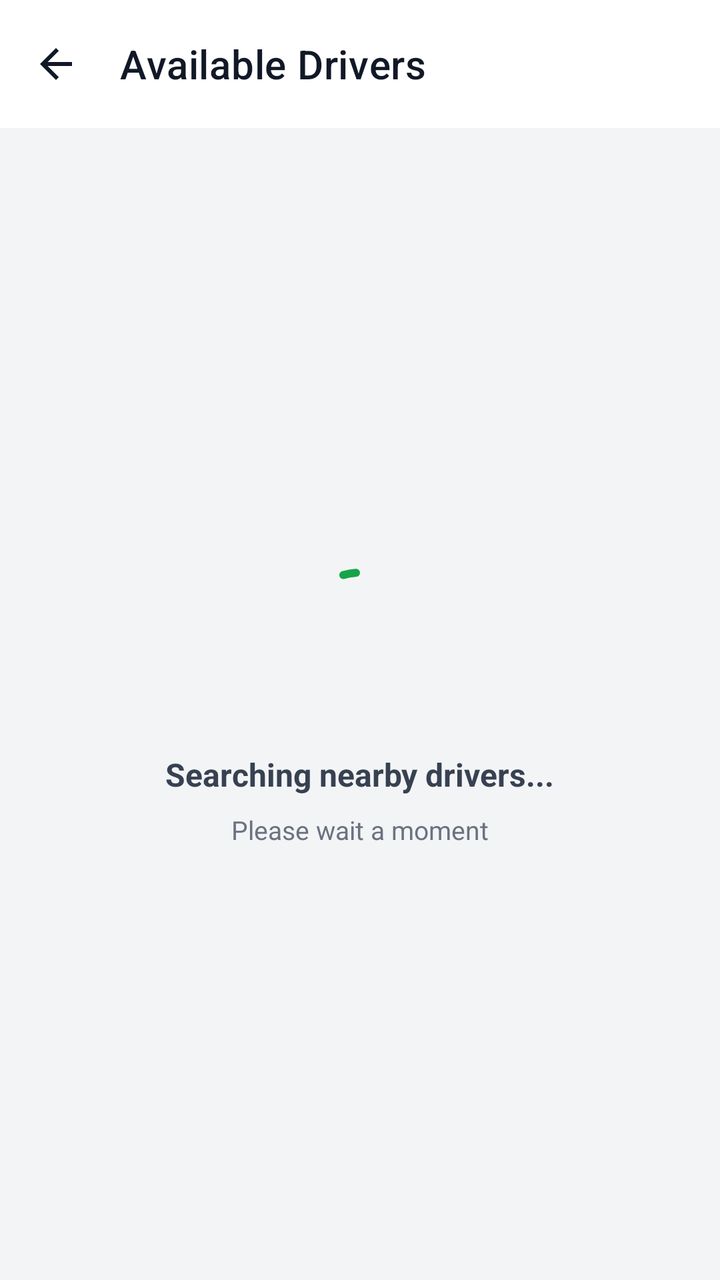
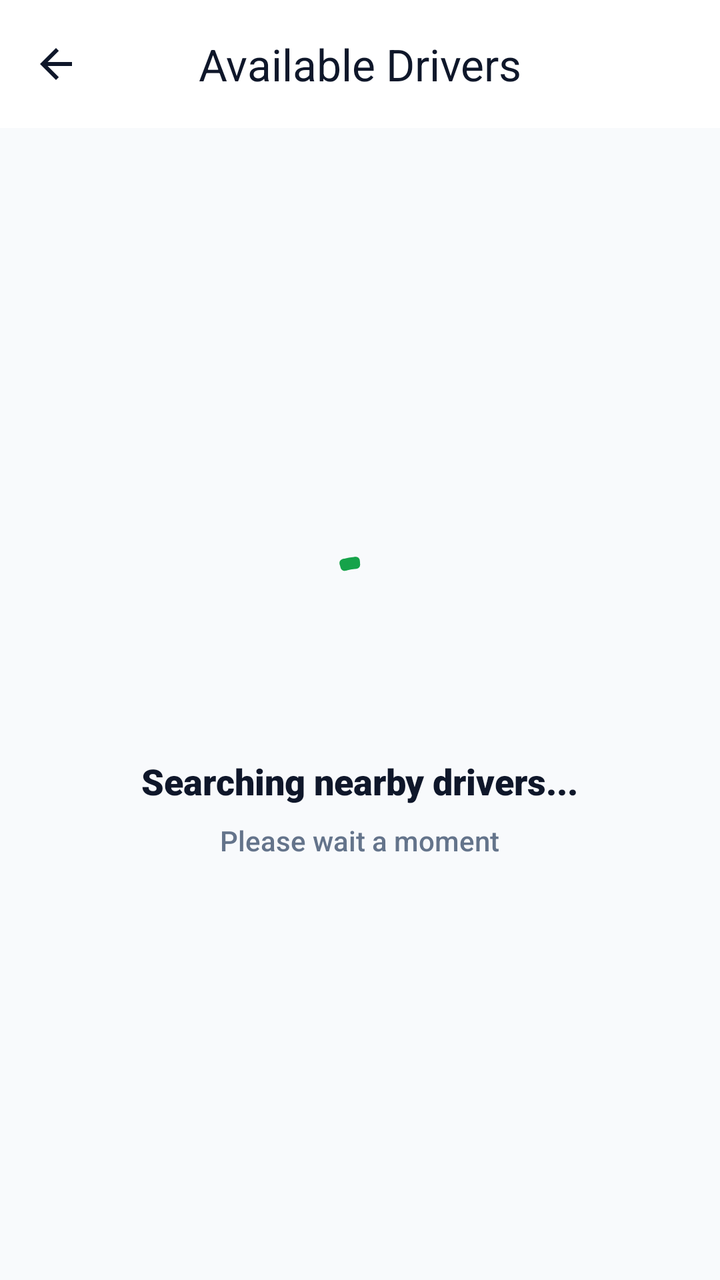

The first picture is an Android layout as it rendered before a commit; the second is the same layout after the commit. The layout source and the unified diff follow.
<!-- AndroidManifest.xml: application theme Theme.GoRide -->
<!-- res/layout/fragment_driver_selection.xml -->
<?xml version="1.0" encoding="utf-8"?>
<androidx.constraintlayout.widget.ConstraintLayout xmlns:android="http://schemas.android.com/apk/res/android"
    xmlns:app="http://schemas.android.com/apk/res-auto"
    android:layout_width="match_parent"
    android:layout_height="match_parent"
    android:background="@color/gray_100">

    
    <com.google.android.material.appbar.MaterialToolbar
        android:id="@+id/toolbar"
        android:layout_width="0dp"
        android:layout_height="64dp"
        android:background="@color/white"
        android:elevation="4dp"
        app:layout_constraintEnd_toEndOf="parent"
        app:layout_constraintStart_toStartOf="parent"
        app:layout_constraintTop_toTopOf="parent"
        app:navigationIcon="@drawable/ic_arrow_back"
        app:navigationIconTint="@color/gray_900"
        app:title="Available Drivers"
        app:titleTextColor="@color/gray_900"
        app:titleTextAppearance="@style/TextAppearance.MaterialComponents.Headline6" />

    
    <LinearLayout
        android:id="@+id/llSearching"
        android:layout_width="0dp"
        android:layout_height="0dp"
        android:gravity="center"
        android:orientation="vertical"
        android:visibility="visible"
        app:layout_constraintBottom_toBottomOf="parent"
        app:layout_constraintEnd_toEndOf="parent"
        app:layout_constraintStart_toStartOf="parent"
        app:layout_constraintTop_toBottomOf="@id/toolbar">

        <com.google.android.material.progressindicator.CircularProgressIndicator
            android:layout_width="64dp"
            android:layout_height="64dp"
            android:indeterminate="true"
            app:indicatorColor="@color/primary"
            app:indicatorSize="64dp"
            app:trackColor="@color/gray_200"
            app:trackThickness="4dp" />

        <TextView
            android:layout_width="wrap_content"
            android:layout_height="wrap_content"
            android:layout_marginTop="24dp"
            android:text="Searching nearby drivers..."
            android:textColor="@color/gray_700"
            android:textSize="16sp"
            android:textStyle="bold" />

        <TextView
            android:layout_width="wrap_content"
            android:layout_height="wrap_content"
            android:layout_marginTop="8dp"
            android:text="Please wait a moment"
            android:textColor="@color/gray_500"
            android:textSize="13sp" />

    </LinearLayout>

    
    <androidx.recyclerview.widget.RecyclerView
        android:id="@+id/rvDrivers"
        android:layout_width="0dp"
        android:layout_height="0dp"
        android:clipToPadding="false"
        android:paddingTop="8dp"
        android:paddingBottom="16dp"
        android:scrollbars="none"
        android:visibility="gone"
        app:layout_constraintBottom_toBottomOf="parent"
        app:layout_constraintEnd_toEndOf="parent"
        app:layout_constraintStart_toStartOf="parent"
        app:layout_constraintTop_toBottomOf="@id/toolbar" />

</androidx.constraintlayout.widget.ConstraintLayout>
<!-- resources referenced by this layout -->
<resources>
  <color name="gray_100">#F3F4F6</color>
  <color name="gray_200">#E5E7EB</color>
  <color name="gray_500">#6B7280</color>
  <color name="gray_700">#374151</color>
  <color name="gray_900">#111827</color>
  <color name="primary">#16A34A</color>
  <color name="white">#FFFFFFFF</color>
  <style name="Theme.GoRide" parent="Theme.Material3.DayNight.NoActionBar">
          
          <item name="colorPrimary">@color/primary</item>
          <item name="colorPrimaryVariant">@color/primary_dark</item>
          <item name="colorOnPrimary">@color/white</item>
          
          <item name="colorSecondary">@color/primary_light</item>
          <item name="colorSecondaryVariant">@color/primary_dark</item>
          <item name="colorOnSecondary">@color/black</item>
          
          <item name="android:statusBarColor">?attr/colorPrimaryVariant</item>
      </style>
  <color name="primary_dark">#15803D</color>
  <color name="primary_light">#DCFCE7</color>
  <color name="black">#FF000000</color>
  <!-- unchanged entries left out for length: 1 -->
</resources>

<!-- the commit's change to res/layout/fragment_driver_selection.xml (unified diff, before → after) -->
@@ -1,27 +1,32 @@
 <?xml version="1.0" encoding="utf-8"?>
 <androidx.constraintlayout.widget.ConstraintLayout xmlns:android="http://schemas.android.com/apk/res/android"
     xmlns:app="http://schemas.android.com/apk/res-auto"
+    xmlns:tools="http://schemas.android.com/tools"
     android:layout_width="match_parent"
     android:layout_height="match_parent"
-    android:background="@color/gray_100">
-
-    
-    <com.google.android.material.appbar.MaterialToolbar
-        android:id="@+id/toolbar"
-        android:layout_width="0dp"
-        android:layout_height="64dp"
+    android:background="#F8FAFC">
+
+    <com.google.android.material.appbar.AppBarLayout
+        android:id="@+id/appBarLayout"
+        android:layout_width="match_parent"
+        android:layout_height="wrap_content"
         android:background="@color/white"
-        android:elevation="4dp"
-        app:layout_constraintEnd_toEndOf="parent"
-        app:layout_constraintStart_toStartOf="parent"
-        app:layout_constraintTop_toTopOf="parent"
-        app:navigationIcon="@drawable/ic_arrow_back"
-        app:navigationIconTint="@color/gray_900"
-        app:title="Available Drivers"
-        app:titleTextColor="@color/gray_900"
-        app:titleTextAppearance="@style/TextAppearance.MaterialComponents.Headline6" />
-
-    
+        app:elevation="0dp"
+        app:layout_constraintTop_toTopOf="parent">
+
+        <com.google.android.material.appbar.MaterialToolbar
+            android:id="@+id/toolbar"
+            android:layout_width="match_parent"
+            android:layout_height="?attr/actionBarSize"
+            app:navigationIcon="@drawable/ic_arrow_back"
+            app:navigationIconTint="#0F172A"
+            app:title="Available Drivers"
+            app:titleCentered="true"
+            app:titleTextAppearance="@style/TextAppearance.Material3.TitleLarge"
+            app:titleTextColor="#0F172A" />
+
+    </com.google.android.material.appbar.AppBarLayout>
+
     <LinearLayout
         android:id="@+id/llSearching"
         android:layout_width="0dp"
@@ -32,7 +37,7 @@
         app:layout_constraintBottom_toBottomOf="parent"
         app:layout_constraintEnd_toEndOf="parent"
         app:layout_constraintStart_toStartOf="parent"
-        app:layout_constraintTop_toBottomOf="@id/toolbar">
+        app:layout_constraintTop_toBottomOf="@id/appBarLayout">
 
         <com.google.android.material.progressindicator.CircularProgressIndicator
             android:layout_width="64dp"
@@ -40,41 +45,226 @@
             android:indeterminate="true"
             app:indicatorColor="@color/primary"
             app:indicatorSize="64dp"
-            app:trackColor="@color/gray_200"
-            app:trackThickness="4dp" />
-
-        <TextView
-            android:layout_width="wrap_content"
-            android:layout_height="wrap_content"
-            android:layout_marginTop="24dp"
+            app:trackColor="#F1F5F9"
+            app:trackThickness="6dp" />
+
+        <TextView
+            android:layout_width="wrap_content"
+            android:layout_height="wrap_content"
+            android:layout_marginTop="32dp"
+            android:fontFamily="sans-serif-black"
             android:text="Searching nearby drivers..."
-            android:textColor="@color/gray_700"
-            android:textSize="16sp"
-            android:textStyle="bold" />
+            android:textColor="#0F172A"
+            android:textSize="18sp" />
 
         <TextView
             android:layout_width="wrap_content"
             android:layout_height="wrap_content"
             android:layout_marginTop="8dp"
+            android:fontFamily="sans-serif-medium"
             android:text="Please wait a moment"
-            android:textColor="@color/gray_500"
-            android:textSize="13sp" />
+            android:textColor="#64748B"
+            android:textSize="14sp" />
 
     </LinearLayout>
 
-    
     <androidx.recyclerview.widget.RecyclerView
         android:id="@+id/rvDrivers"
         android:layout_width="0dp"
         android:layout_height="0dp"
         android:clipToPadding="false"
-        android:paddingTop="8dp"
-        android:paddingBottom="16dp"
-        android:scrollbars="none"
+        android:overScrollMode="never"
+        android:paddingHorizontal="20dp"
+        android:paddingTop="16dp"
+        android:paddingBottom="24dp"
         android:visibility="gone"
         app:layout_constraintBottom_toBottomOf="parent"
         app:layout_constraintEnd_toEndOf="parent"
         app:layout_constraintStart_toStartOf="parent"
-        app:layout_constraintTop_toBottomOf="@id/toolbar" />
+        app:layout_constraintTop_toBottomOf="@id/appBarLayout"
+        tools:listitem="@layout/item_driver" />
 
 </androidx.constraintlayout.widget.ConstraintLayout>
+<!-- res/layout/item_driver.xml (included above) -->
+<?xml version="1.0" encoding="utf-8"?>
+<com.google.android.material.card.MaterialCardView xmlns:android="http://schemas.android.com/apk/res/android"
+    xmlns:app="http://schemas.android.com/apk/res-auto"
+    xmlns:tools="http://schemas.android.com/tools"
+    android:id="@+id/driverCard"
+    android:layout_width="match_parent"
+    android:layout_height="wrap_content"
+    android:layout_marginHorizontal="4dp"
+    android:layout_marginVertical="8dp"
+    app:cardBackgroundColor="@color/white"
+    app:cardCornerRadius="24dp"
+    app:cardElevation="4dp"
+    app:strokeWidth="0dp">
+
+    <androidx.constraintlayout.widget.ConstraintLayout
+        android:layout_width="match_parent"
+        android:layout_height="wrap_content"
+        android:padding="16dp">
+
+        <com.google.android.material.imageview.ShapeableImageView
+            android:id="@+id/ivDriverAvatar"
+            android:layout_width="56dp"
+            android:layout_height="56dp"
+            android:padding="2dp"
+            android:src="@drawable/ic_person"
+            app:layout_constraintStart_toStartOf="parent"
+            app:layout_constraintTop_toTopOf="parent"
+            app:shapeAppearanceOverlay="@style/CircleImage"
+            app:strokeColor="#F1F5F9"
+            app:strokeWidth="2dp"
+            app:tint="@color/primary" />
+
+        <TextView
+            android:id="@+id/tvDriverName"
+            android:layout_width="0dp"
+            android:layout_height="wrap_content"
+            android:layout_marginStart="16dp"
+            android:fontFamily="sans-serif-black"
+            android:text="Ahmed Khan"
+            android:textColor="#0F172A"
+            android:textSize="16sp"
+            app:layout_constraintEnd_toStartOf="@id/tvFareBadge"
+            app:layout_constraintStart_toEndOf="@id/ivDriverAvatar"
+            app:layout_constraintTop_toTopOf="@id/ivDriverAvatar" />
+
+        <LinearLayout
+            android:id="@+id/llRating"
+            android:layout_width="wrap_content"
+            android:layout_height="wrap_content"
+            android:layout_marginTop="4dp"
+            android:gravity="center_vertical"
+            android:orientation="horizontal"
+            app:layout_constraintStart_toStartOf="@id/tvDriverName"
+            app:layout_constraintTop_toBottomOf="@id/tvDriverName">
+
+            <ImageView
+                android:layout_width="14dp"
+                android:layout_height="14dp"
+                android:src="@drawable/ic_star"
+                app:tint="#FFC107" />
+
+            <TextView
+                android:id="@+id/tvRating"
+                android:layout_width="wrap_content"
+                android:layout_height="wrap_content"
+                android:layout_marginStart="4dp"
+                android:fontFamily="sans-serif-bold"
+                android:text="4.8"
+                android:textColor="#64748B"
+                android:textSize="13sp" />
+        </LinearLayout>
+
+        <TextView
+            android:id="@+id/tvFareBadge"
+            android:layout_width="wrap_content"
+            android:layout_height="wrap_content"
+            android:background="@drawable/bg_status_badge"
+            android:paddingHorizontal="12dp"
+            android:paddingVertical="4dp"
+            android:text="Rs. 245"
+            android:textColor="@color/primary"
+            android:textSize="14sp"
+            android:fontFamily="sans-serif-black"
+            app:layout_constraintEnd_toEndOf="parent"
+            app:layout_constraintTop_toTopOf="parent" />
+
+        <View
+            android:id="@+id/divider"
+            android:layout_width="match_parent"
+            android:layout_height="1dp"
+            android:layout_marginTop="16dp"
+            android:background="#F1F5F9"
+            app:layout_constraintTop_toBottomOf="@id/ivDriverAvatar" />
+
+        <LinearLayout
+            android:id="@+id/llVehicleInfo"
+            android:layout_width="0dp"
+            android:layout_height="wrap_content"
+            android:layout_marginTop="16dp"
+            android:gravity="center_vertical"
+            android:orientation="horizontal"
+            app:layout_constraintEnd_toStartOf="@id/llEta"
+            app:layout_constraintStart_toStartOf="parent"
+            app:layout_constraintTop_toBottomOf="@id/divider">
+
+            <ImageView
+                android:layout_width="20dp"
+                android:layout_height="20dp"
+                android:src="@drawable/ic_car"
+                app:tint="#64748B" />
+
+            <LinearLayout
+                android:layout_width="wrap_content"
+                android:layout_height="wrap_content"
+                android:layout_marginStart="12dp"
+                android:orientation="vertical">
+
+                <TextView
+                    android:id="@+id/tvVehicleName"
+                    android:layout_width="wrap_content"
+                    android:layout_height="wrap_content"
+                    android:fontFamily="sans-serif-bold"
+                    android:text="Toyota Corolla"
+                    android:textColor="#0F172A"
+                    android:textSize="14sp" />
+
+                <TextView
+                    android:id="@+id/tvPlateNumber"
+                    android:layout_width="wrap_content"
+                    android:layout_height="wrap_content"
+                    android:text="LHR-2341"
+                    android:textColor="#94A3B8"
+                    android:textSize="12sp" />
+            </LinearLayout>
+        </LinearLayout>
+
+        <LinearLayout
+            android:id="@+id/llEta"
+            android:layout_width="wrap_content"
+            android:layout_height="wrap_content"
+            android:background="#F1F5F9"
+            android:gravity="center_vertical"
+            android:orientation="horizontal"
+            android:paddingHorizontal="12dp"
+            android:paddingVertical="6dp"
+            app:layout_constraintBottom_toBottomOf="@id/llVehicleInfo"
+            app:layout_constraintEnd_toEndOf="parent"
+            app:layout_constraintTop_toTopOf="@id/llVehicleInfo">
+
+            <ImageView
+                android:layout_width="14dp"
+                android:layout_height="14dp"
+                android:src="@drawable/ic_clock"
+                app:tint="#64748B" />
+
+            <TextView
+                android:id="@+id/tvEta"
+                android:layout_width="wrap_content"
+                android:layout_height="wrap_content"
+                android:layout_marginStart="6dp"
+                android:fontFamily="sans-serif-bold"
+                android:text="3 min"
+                android:textColor="#0F172A"
+                android:textSize="13sp" />
+        </LinearLayout>
+
+        <com.google.android.material.button.MaterialButton
+            android:id="@+id/btnSelectDriver"
+            android:layout_width="match_parent"
+            android:layout_height="52dp"
+            android:layout_marginTop="20dp"
+            android:backgroundTint="@color/primary"
+            android:fontFamily="sans-serif-bold"
+            android:text="Select Driver"
+            android:textAllCaps="false"
+            android:textSize="16sp"
+            app:cornerRadius="12dp"
+            app:layout_constraintTop_toBottomOf="@id/llVehicleInfo" />
+
+    </androidx.constraintlayout.widget.ConstraintLayout>
+
+</com.google.android.material.card.MaterialCardView>
<!-- resource entries referenced after the edit -->
@@ -1,13 +1,70 @@
 <!-- resources referenced by this layout -->
 <resources>
-  <color name="gray_100">#F3F4F6</color>
-  <color name="gray_200">#E5E7EB</color>
   <color name="gray_500">#6B7280</color>
-  <color name="gray_700">#374151</color>
   <color name="gray_900">#111827</color>
   <color name="primary">#16A34A</color>
   <color name="white">#FFFFFFFF</color>
-  <style name="Theme.GoRide" parent="Theme.Material3.DayNight.NoActionBar">
+  <!-- drawable bg_status_badge (drawable) -->
+  <?xml version="1.0" encoding="utf-8"?>
+  <shape xmlns:android="http://schemas.android.com/apk/res/android"
+      android:shape="rectangle">
+      <solid android:color="#FF9800" />
+      <corners android:radius="20dp" />
+  </shape>
+  <!-- drawable ic_car (drawable) -->
+  <vector xmlns:android="http://schemas.android.com/apk/res/android"
+      android:width="48dp"
+      android:height="48dp"
+      android:viewportWidth="48"
+      android:viewportHeight="48">
+  
+      <path
+          android:fillColor="#15803D"
+          android:pathData="M24,4C24,4 24,4 24,4C24,4 24,4 24,4Z" />
+  
+      <path
+          android:fillColor="#FFFFFF"
+          android:pathData="M24,8C15.2,8 8,15.2 8,24s7.2,16 16,16 16,-7.2 16,-16S32.8,8 24,8z" />
+  
+      <path
+          android:fillColor="#16A34A"
+          android:pathData="M32,22c0,-0.6 -0.4,-1 -1,-1h-1.2c-0.3,-2.2 -2.2,-4 -4.4,-4H18.6c-2.2,0 -4.1,1.8 -4.4,4H13c-0.6,0 -1,0.4 -1,1v4c0,0.6 0.4,1 1,1h1.1c0.3,1.5 1.6,2.6 3.2,2.6s2.9,-1.1 3.2,-2.6h9.1c0.3,1.5 1.6,2.6 3.2,2.6s2.9,-1.1 3.2,-2.6H35c0.6,0 1,-0.4 1,-1v-4h-4zM17,30c-0.8,0 -1.4,-0.6 -1.4,-1.4s0.6,-1.4 1.4,-1.4 1.4,0.6 1.4,1.4 -0.6,1.4 -1.4,1.4zM31,30c-0.8,0 -1.4,-0.6 -1.4,-1.4s0.6,-1.4 1.4,-1.4 1.4,0.6 1.4,1.4 -0.6,1.4 -1.4,1.4z" />
+  
+  </vector>
+  <!-- drawable ic_clock (drawable) -->
+  <vector xmlns:android="http://schemas.android.com/apk/res/android"
+      android:width="24dp"
+      android:height="24dp"
+      android:viewportWidth="24"
+      android:viewportHeight="24">
+      <path
+          android:fillColor="@color/gray_500"
+          android:pathData="M11.99,2C6.47,2 2,6.48 2,12s4.47,10 9.99,10C17.52,22 22,17.52 22,12S17.52,2 11.99,2zM12,20c-4.42,0 -8,-3.58 -8,-8s3.58,-8 8,-8s8,3.58 8,8S16.42,20 12,20zM12.5,7H11v6l5.25,3.15l0.75,-1.23l-4.5,-2.67V7z" />
+  </vector>
+  <!-- drawable ic_person (drawable) -->
+  <vector xmlns:android="http://schemas.android.com/apk/res/android"
+      android:width="24dp"
+      android:height="24dp"
+      android:viewportWidth="24"
+      android:viewportHeight="24">
+      <path
+          android:fillColor="@color/gray_500"
+          android:pathData="M12,4A4,4 0 0,1 16,8A4,4 0 0,1 12,12A4,4 0 0,1 8,8A4,4 0 0,1 12,4M12,14C16.42,14 20,15.79 20,18V20H4V18C4,15.79 7.58,14 12,14Z" />
+  </vector>
+  <!-- drawable ic_star (drawable) -->
+  <vector xmlns:android="http://schemas.android.com/apk/res/android"
+      android:width="24dp"
+      android:height="24dp"
+      android:viewportWidth="24"
+      android:viewportHeight="24">
+      <path
+          android:fillColor="#FFC107"
+          android:pathData="M12,17.27L18.18,21l-1.64,-7.03L22,9.24l-7.19,-0.61L12,2 9.19,8.63 2,9.24l5.46,4.73L5.82,21z" />
+  </vector>
+  <style name="CircleImage" parent="">
+          <item name="cornerSize">50%</item>
+      </style>
+  <style name="Theme.GoRide" parent="Theme.Material3.Light.NoActionBar">
           
           <item name="colorPrimary">@color/primary</item>
           <item name="colorPrimaryVariant">@color/primary_dark</item>
@@ -18,6 +75,11 @@
           <item name="colorOnSecondary">@color/black</item>
           
           <item name="android:statusBarColor">?attr/colorPrimaryVariant</item>
+  
+          
+          <item name="android:windowBackground">@color/white</item>
+          <item name="colorSurface">@color/white</item>
+          <item name="colorOnSurface">@color/black</item>
       </style>
   <color name="primary_dark">#15803D</color>
   <color name="primary_light">#DCFCE7</color>
